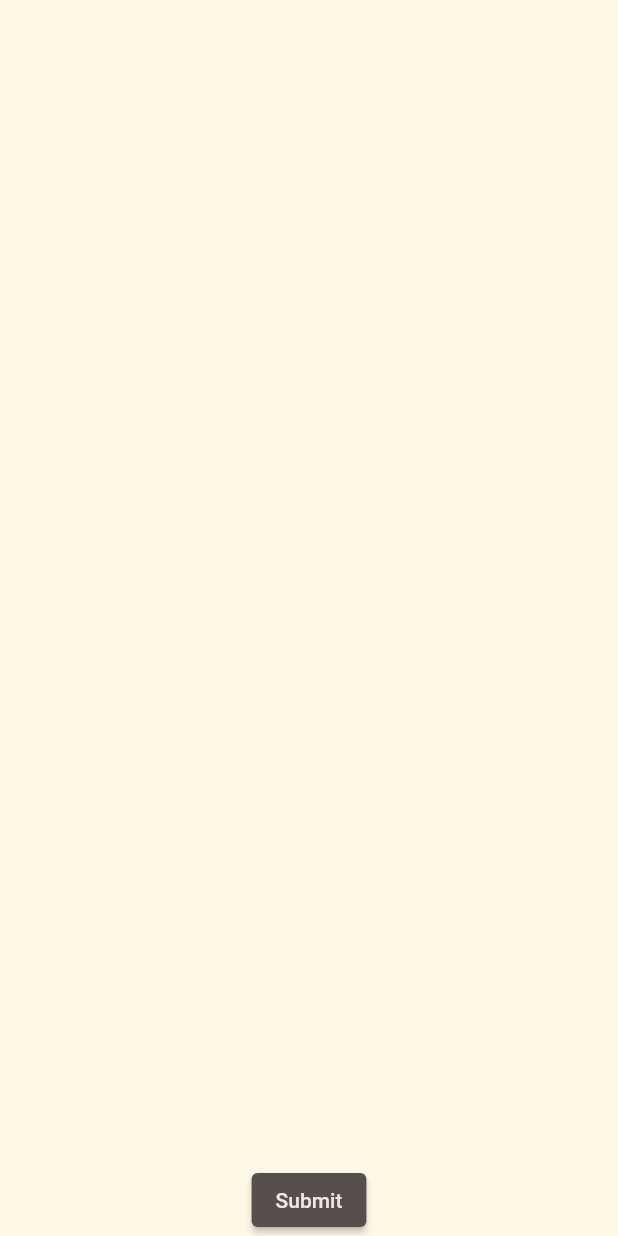
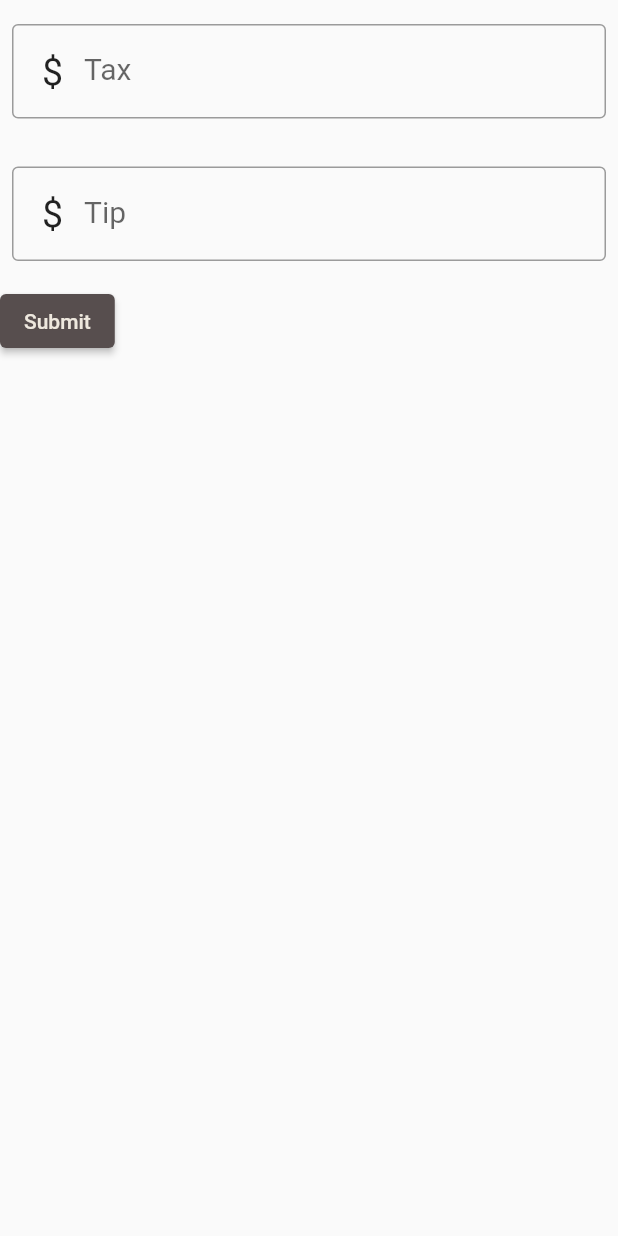
Before and after one commit to CNsquared/ABGapp, a Flutter app: the screen it shows after launch, on a phone screen of 412 x 824 dp. Run offline on Flutter 3.47's test engine with Material 2 defaults, Android fonts, the phone set to English and light mode, and no system bars.

Commit message:
we mashed them together lmao
what the title says

```diff
--- a/lib/main.dart
+++ b/lib/main.dart
@@ -1,4 +1,5 @@
 import 'package:flutter/material.dart';
+import 'package:flutter/services.dart';
 
 void main() {
   runApp(const MaterialApp(
@@ -19,13 +20,49 @@ class FirstRoute extends StatelessWidget {
       //   // title: const Text('Homescreen'),
       // ),
       body: Center(
-        child: Container(
-          height: 5500.0,
-          width: 1000,
-          color: Color.fromARGB(255,255,248,231),
-        child: Align(
-          alignment: Alignment.bottomCenter,
-          child: ElevatedButton(
+        child: Column(crossAxisAlignment: CrossAxisAlignment.start,
+      children: <Widget>[
+        Padding(
+          padding: const EdgeInsets.symmetric(horizontal: 8, vertical: 16),
+          child: TextFormField(
+            style: TextStyle(fontSize: 20),
+            decoration: const InputDecoration(
+              border: OutlineInputBorder(),
+              labelText: 'Tax',
+              prefixIcon: Padding(
+                        padding: EdgeInsetsDirectional.only(start: 20, top: 10),
+                        child: Text("\$",
+                                    style: TextStyle(fontSize: 25),)
+                        ),
+            ),
+            keyboardType: const TextInputType.numberWithOptions(decimal: true),
+            inputFormatters:[
+              FilteringTextInputFormatter.allow(RegExp(r'^(\d+)?\.?\d{0,2}')),
+             ],
+
+
+          ),
+        ),
+        Padding(
+          padding: const EdgeInsets.symmetric(horizontal: 8, vertical: 16),
+          child: TextFormField(
+            style: TextStyle(fontSize: 20),
+            decoration: const InputDecoration(
+              border: OutlineInputBorder(),
+              labelText: 'Tip',
+              prefixIcon: Padding(
+                        padding: EdgeInsetsDirectional.only(start: 20, top: 10),
+                        child: Text("\$",
+                                    style: TextStyle(fontSize: 25),)
+                        ),
+            ),
+            keyboardType: const TextInputType.numberWithOptions(decimal: true),
+            inputFormatters: [ FilteringTextInputFormatter.allow(RegExp(r'^(\d+)?\.?\d{0,2}')),
+            ],
+
+          ),
+        ),
+        ElevatedButton(
             style: ElevatedButton.styleFrom(
               backgroundColor: Color.fromARGB(255, 87,78,78),
             ),
@@ -41,8 +78,40 @@ class FirstRoute extends StatelessWidget {
               );
             },
           ),
-        ),
-      ),
+      ],)
+
+
+
+
+
+
+
+
+      //   Container(
+      //     height: 5500.0,
+      //     width: 1000,
+      //     color: Color.fromARGB(255,255,248,231),
+      //   child: Align(
+      //     alignment: Alignment.bottomCenter,
+      //     child: ElevatedButton(
+      //       style: ElevatedButton.styleFrom(
+      //         backgroundColor: Color.fromARGB(255, 87,78,78),
+      //       ),
+      //       child: const Text(
+      //       'Submit',
+      //       style: TextStyle(color: Color.fromARGB(255, 238, 232, 222)),
+
+      //       ),
+      //       onPressed: () {
+      //         Navigator.push(
+      //           context,
+      //           MaterialPageRoute(builder: (context) => const SecondRoute()),
+      //         );
+      //       },
+      //     ),
+      //   ),
+      // ),
+
       ),
     );
   }
```
